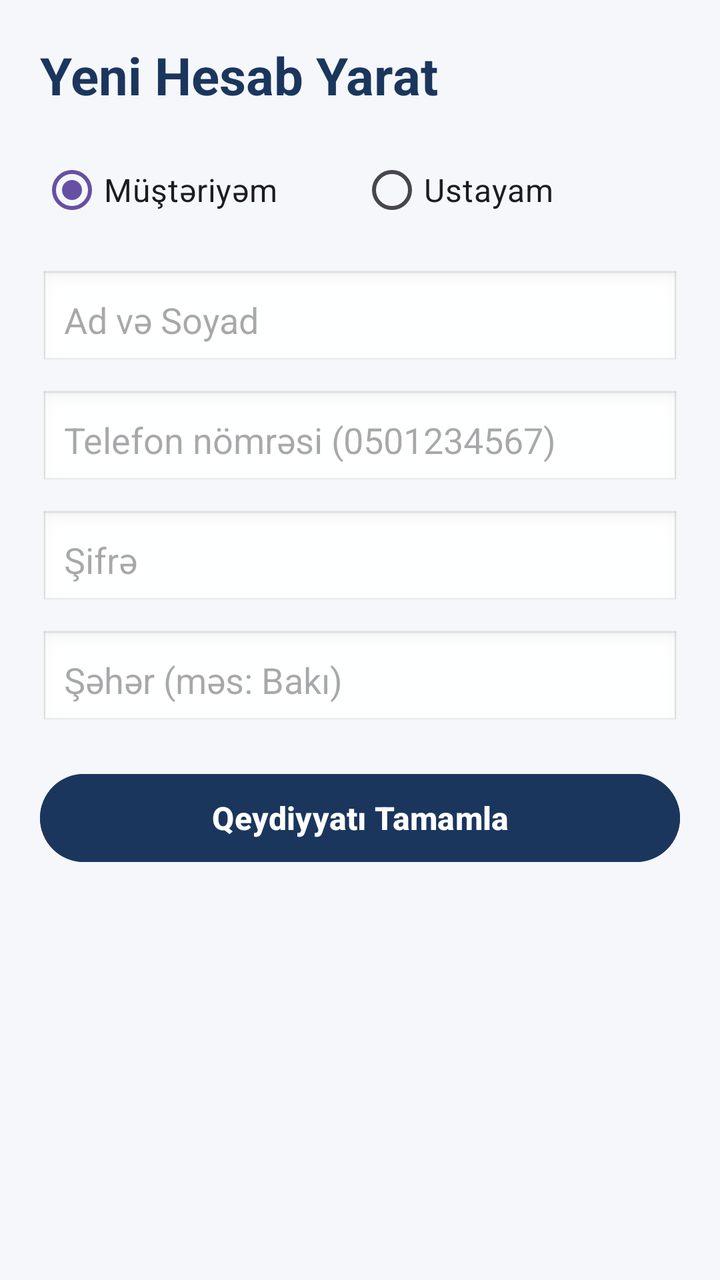
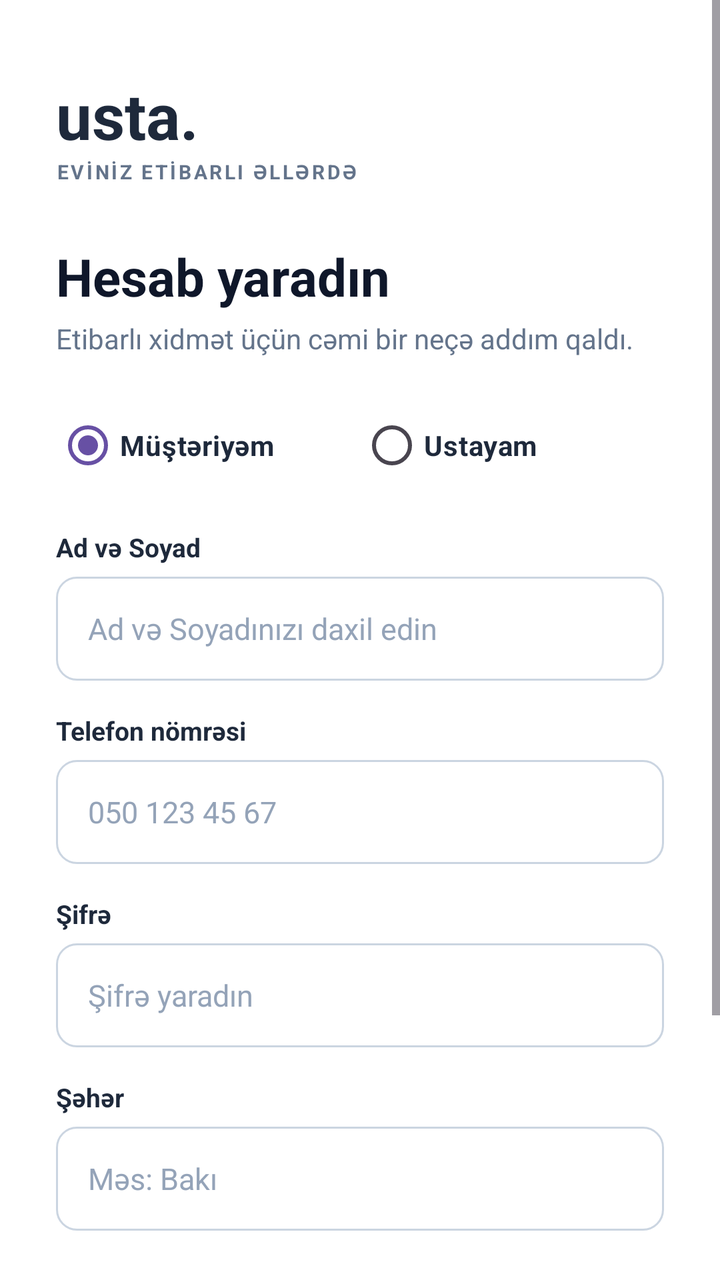

Before-and-after screenshots of an Android layout around one commit, followed by the original layout XML and the change that was made.
<!-- AndroidManifest.xml: application theme Theme.UstaMobile -->
<!-- res/layout/activity_register.xml -->
<?xml version="1.0" encoding="utf-8"?>
<ScrollView xmlns:android="http://schemas.android.com/apk/res/android"
    android:layout_width="match_parent"
    android:layout_height="match_parent"
    android:background="#F5F7FA"
    android:padding="20dp">

    <LinearLayout
        android:layout_width="match_parent"
        android:layout_height="wrap_content"
        android:orientation="vertical">

        <TextView
            android:layout_width="wrap_content"
            android:layout_height="wrap_content"
            android:text="Yeni Hesab Yarat"
            android:textSize="26sp"
            android:textStyle="bold"
            android:textColor="#1B365D"
            android:layout_marginBottom="16dp" />

        <RadioGroup
            android:id="@+id/rgRole"
            android:layout_width="match_parent"
            android:layout_height="wrap_content"
            android:orientation="horizontal"
            android:layout_marginBottom="16dp">

            <RadioButton
                android:id="@+id/rbCustomer"
                android:layout_width="0dp"
                android:layout_weight="1"
                android:layout_height="wrap_content"
                android:text="Müştəriyəm"
                android:checked="true"
                android:textSize="16sp" />

            <RadioButton
                android:id="@+id/rbMaster"
                android:layout_width="0dp"
                android:layout_weight="1"
                android:layout_height="wrap_content"
                android:text="Ustayam"
                android:textSize="16sp" />
        </RadioGroup>

        <EditText
            android:id="@+id/etRegFullName"
            android:layout_width="match_parent"
            android:layout_height="50dp"
            android:hint="Ad və Soyad"
            android:inputType="textPersonName"
            android:background="@android:drawable/edit_text"
            android:padding="12dp"
            android:layout_marginBottom="10dp" />

        <EditText
            android:id="@+id/etRegPhone"
            android:layout_width="match_parent"
            android:layout_height="50dp"
            android:hint="Telefon nömrəsi (0501234567)"
            android:inputType="phone"
            android:background="@android:drawable/edit_text"
            android:padding="12dp"
            android:layout_marginBottom="10dp" />

        <EditText
            android:id="@+id/etRegPassword"
            android:layout_width="match_parent"
            android:layout_height="50dp"
            android:hint="Şifrə"
            android:inputType="textPassword"
            android:background="@android:drawable/edit_text"
            android:padding="12dp"
            android:layout_marginBottom="10dp" />

        <EditText
            android:id="@+id/etRegCity"
            android:layout_width="match_parent"
            android:layout_height="50dp"
            android:hint="Şəhər (məs: Bakı)"
            android:inputType="text"
            android:background="@android:drawable/edit_text"
            android:padding="12dp"
            android:layout_marginBottom="10dp" />

        
        <LinearLayout
            android:id="@+id/layoutMasterFields"
            android:layout_width="match_parent"
            android:layout_height="wrap_content"
            android:orientation="vertical"
            android:visibility="gone">

            <Spinner
                android:id="@+id/spinnerCategory"
                android:layout_width="match_parent"
                android:layout_height="50dp"
                android:layout_marginBottom="10dp" />

            <EditText
                android:id="@+id/etRegExperience"
                android:layout_width="match_parent"
                android:layout_height="50dp"
                android:hint="Təcrübə (məs: 5 il)"
                android:inputType="number"
                android:background="@android:drawable/edit_text"
                android:padding="12dp"
                android:layout_marginBottom="10dp" />

            <EditText
                android:id="@+id/etRegAbout"
                android:layout_width="match_parent"
                android:layout_height="80dp"
                android:hint="Gördüyünüz işlər haqqında qısa məlumat"
                android:inputType="textMultiLine"
                android:gravity="top"
                android:background="@android:drawable/edit_text"
                android:padding="12dp"
                android:layout_marginBottom="10dp" />
        </LinearLayout>

        <Button
            android:id="@+id/btnRegister"
            android:layout_width="match_parent"
            android:layout_height="52dp"
            android:text="Qeydiyyatı Tamamla"
            android:textSize="16sp"
            android:textStyle="bold"
            android:backgroundTint="#1B365D"
            android:textColor="#FFFFFF"
            android:layout_marginTop="8dp" />

        <ProgressBar
            android:id="@+id/progressRegister"
            android:layout_width="wrap_content"
            android:layout_height="wrap_content"
            android:layout_gravity="center"
            android:visibility="gone"
            android:layout_marginTop="12dp" />

    </LinearLayout>
</ScrollView>
<!-- resources referenced by this layout -->
<resources>
  <style name="Theme.UstaMobile" parent="Base.Theme.UstaMobile" />
  <style name="Base.Theme.UstaMobile" parent="Theme.Material3.DayNight.NoActionBar">
          
          
      </style>
</resources>

<!-- the commit's change to res/layout/activity_register.xml (unified diff, before → after) -->
@@ -2,29 +2,57 @@
 <ScrollView xmlns:android="http://schemas.android.com/apk/res/android"
     android:layout_width="match_parent"
     android:layout_height="match_parent"
-    android:background="#F5F7FA"
-    android:padding="20dp">
+    android:background="#FFFFFF"
+    android:fillViewport="true">
 
     <LinearLayout
         android:layout_width="match_parent"
         android:layout_height="wrap_content"
-        android:orientation="vertical">
-
-        <TextView
-            android:layout_width="wrap_content"
-            android:layout_height="wrap_content"
-            android:text="Yeni Hesab Yarat"
+        android:orientation="vertical"
+        android:padding="28dp">
+
+        <TextView
+            android:layout_width="wrap_content"
+            android:layout_height="wrap_content"
+            android:text="usta."
+            android:textSize="32sp"
+            android:textStyle="bold"
+            android:textColor="#1E293B"
+            android:layout_marginTop="8dp" />
+
+        <TextView
+            android:layout_width="wrap_content"
+            android:layout_height="wrap_content"
+            android:text="EVİNİZ ETİBARLI ƏLLƏRDƏ"
+            android:textSize="10sp"
+            android:letterSpacing="0.12"
+            android:textStyle="bold"
+            android:textColor="#64748B"
+            android:layout_marginBottom="28dp" />
+
+        <TextView
+            android:layout_width="wrap_content"
+            android:layout_height="wrap_content"
+            android:text="Hesab yaradın"
             android:textSize="26sp"
             android:textStyle="bold"
-            android:textColor="#1B365D"
-            android:layout_marginBottom="16dp" />
+            android:textColor="#0F172A" />
+
+        <TextView
+            android:layout_width="wrap_content"
+            android:layout_height="wrap_content"
+            android:text="Etibarlı xidmət üçün cəmi bir neçə addım qaldı."
+            android:textSize="14sp"
+            android:textColor="#64748B"
+            android:layout_marginTop="4dp"
+            android:layout_marginBottom="20dp" />
 
         <RadioGroup
             android:id="@+id/rgRole"
             android:layout_width="match_parent"
             android:layout_height="wrap_content"
             android:orientation="horizontal"
-            android:layout_marginBottom="16dp">
+            android:layout_marginBottom="18dp">
 
             <RadioButton
                 android:id="@+id/rbCustomer"
@@ -32,8 +60,11 @@
                 android:layout_weight="1"
                 android:layout_height="wrap_content"
                 android:text="Müştəriyəm"
-                android:checked="true"
-                android:textSize="16sp" />
+                android:textSize="14sp"
+                android:textStyle="bold"
+                android:textColor="#1E293B"
+                android:buttonTint="#2D5A3C"
+                android:checked="true" />
 
             <RadioButton
                 android:id="@+id/rbMaster"
@@ -41,103 +72,210 @@
                 android:layout_weight="1"
                 android:layout_height="wrap_content"
                 android:text="Ustayam"
-                android:textSize="16sp" />
+                android:textSize="14sp"
+                android:textStyle="bold"
+                android:textColor="#1E293B"
+                android:buttonTint="#2D5A3C" />
         </RadioGroup>
 
+        <TextView
+            android:layout_width="wrap_content"
+            android:layout_height="wrap_content"
+            android:text="Ad və Soyad"
+            android:textSize="13sp"
+            android:textStyle="bold"
+            android:textColor="#1E293B"
+            android:layout_marginBottom="6dp" />
+
         <EditText
             android:id="@+id/etRegFullName"
             android:layout_width="match_parent"
-            android:layout_height="50dp"
-            android:hint="Ad və Soyad"
+            android:layout_height="52dp"
+            android:hint="Ad və Soyadınızı daxil edin"
             android:inputType="textPersonName"
-            android:background="@android:drawable/edit_text"
-            android:padding="12dp"
-            android:layout_marginBottom="10dp" />
+            android:textSize="15sp"
+            android:textColor="#0F172A"
+            android:textColorHint="#94A3B8"
+            android:background="@drawable/bg_input_rounded"
+            android:paddingHorizontal="16dp"
+            android:layout_marginBottom="16dp" />
+
+        <TextView
+            android:layout_width="wrap_content"
+            android:layout_height="wrap_content"
+            android:text="Telefon nömrəsi"
+            android:textSize="13sp"
+            android:textStyle="bold"
+            android:textColor="#1E293B"
+            android:layout_marginBottom="6dp" />
 
         <EditText
             android:id="@+id/etRegPhone"
             android:layout_width="match_parent"
-            android:layout_height="50dp"
-            android:hint="Telefon nömrəsi (0501234567)"
+            android:layout_height="52dp"
+            android:hint="050 123 45 67"
             android:inputType="phone"
-            android:background="@android:drawable/edit_text"
-            android:padding="12dp"
-            android:layout_marginBottom="10dp" />
+            android:textSize="15sp"
+            android:textColor="#0F172A"
+            android:textColorHint="#94A3B8"
+            android:background="@drawable/bg_input_rounded"
+            android:paddingHorizontal="16dp"
+            android:layout_marginBottom="16dp" />
+
+        <TextView
+            android:layout_width="wrap_content"
+            android:layout_height="wrap_content"
+            android:text="Şifrə"
+            android:textSize="13sp"
+            android:textStyle="bold"
+            android:textColor="#1E293B"
+            android:layout_marginBottom="6dp" />
 
         <EditText
             android:id="@+id/etRegPassword"
             android:layout_width="match_parent"
-            android:layout_height="50dp"
-            android:hint="Şifrə"
+            android:layout_height="52dp"
+            android:hint="Şifrə yaradın"
             android:inputType="textPassword"
-            android:background="@android:drawable/edit_text"
-            android:padding="12dp"
-            android:layout_marginBottom="10dp" />
+            android:textSize="15sp"
+            android:textColor="#0F172A"
+            android:textColorHint="#94A3B8"
+            android:background="@drawable/bg_input_rounded"
+            android:paddingHorizontal="16dp"
+            android:layout_marginBottom="16dp" />
+
+        <TextView
+            android:layout_width="wrap_content"
+            android:layout_height="wrap_content"
+            android:text="Şəhər"
+            android:textSize="13sp"
+            android:textStyle="bold"
+            android:textColor="#1E293B"
+            android:layout_marginBottom="6dp" />
 
         <EditText
             android:id="@+id/etRegCity"
             android:layout_width="match_parent"
-            android:layout_height="50dp"
-            android:hint="Şəhər (məs: Bakı)"
+            android:layout_height="52dp"
+            android:hint="Məs: Bakı"
             android:inputType="text"
-            android:background="@android:drawable/edit_text"
-            android:padding="12dp"
-            android:layout_marginBottom="10dp" />
-
-        
+            android:textSize="15sp"
+            android:textColor="#0F172A"
+            android:textColorHint="#94A3B8"
+            android:background="@drawable/bg_input_rounded"
+            android:paddingHorizontal="16dp"
+            android:layout_marginBottom="16dp" />
+
         <LinearLayout
             android:id="@+id/layoutMasterFields"
             android:layout_width="match_parent"
             android:layout_height="wrap_content"
             android:orientation="vertical"
             android:visibility="gone">
+
+            <TextView
+                android:layout_width="wrap_content"
+                android:layout_height="wrap_content"
+                android:text="İxtisas / Sahə"
+                android:textSize="13sp"
+                android:textStyle="bold"
+                android:textColor="#1E293B"
+                android:layout_marginBottom="6dp" />
 
             <Spinner
                 android:id="@+id/spinnerCategory"
                 android:layout_width="match_parent"
-                android:layout_height="50dp"
-                android:layout_marginBottom="10dp" />
+                android:layout_height="52dp"
+                android:background="@drawable/bg_input_rounded"
+                android:paddingHorizontal="12dp"
+                android:layout_marginBottom="16dp" />
+
+            <TextView
+                android:layout_width="wrap_content"
+                android:layout_height="wrap_content"
+                android:text="Təcrübə (il ilə)"
+                android:textSize="13sp"
+                android:textStyle="bold"
+                android:textColor="#1E293B"
+                android:layout_marginBottom="6dp" />
 
             <EditText
                 android:id="@+id/etRegExperience"
                 android:layout_width="match_parent"
-                android:layout_height="50dp"
-                android:hint="Təcrübə (məs: 5 il)"
+                android:layout_height="52dp"
+                android:hint="Məs: 5"
                 android:inputType="number"
-                android:background="@android:drawable/edit_text"
-                android:padding="12dp"
-                android:layout_marginBottom="10dp" />
+                android:textSize="15sp"
+                android:textColor="#0F172A"
+                android:textColorHint="#94A3B8"
+                android:background="@drawable/bg_input_rounded"
+                android:paddingHorizontal="16dp"
+                android:layout_marginBottom="16dp" />
+
+            <TextView
+                android:layout_width="wrap_content"
+                android:layout_height="wrap_content"
+                android:text="Haqqınızda"
+                android:textSize="13sp"
+                android:textStyle="bold"
+                android:textColor="#1E293B"
+                android:layout_marginBottom="6dp" />
 
             <EditText
                 android:id="@+id/etRegAbout"
                 android:layout_width="match_parent"
-                android:layout_height="80dp"
+                android:layout_height="88dp"
                 android:hint="Gördüyünüz işlər haqqında qısa məlumat"
+                android:gravity="top"
                 android:inputType="textMultiLine"
-                android:gravity="top"
-                android:background="@android:drawable/edit_text"
-                android:padding="12dp"
-                android:layout_marginBottom="10dp" />
+                android:textSize="15sp"
+                android:textColor="#0F172A"
+                android:textColorHint="#94A3B8"
+                android:background="@drawable/bg_input_rounded"
+                android:padding="14dp"
+                android:layout_marginBottom="16dp" />
         </LinearLayout>
+
+        <ProgressBar
+            android:id="@+id/progressRegister"
+            android:layout_width="wrap_content"
+            android:layout_height="wrap_content"
+            android:layout_gravity="center"
+            android:visibility="gone"
+            android:layout_marginBottom="12dp" />
 
         <Button
             android:id="@+id/btnRegister"
             android:layout_width="match_parent"
             android:layout_height="52dp"
-            android:text="Qeydiyyatı Tamamla"
+            android:text="Hesab yarat"
+            android:textAllCaps="false"
             android:textSize="16sp"
             android:textStyle="bold"
-            android:backgroundTint="#1B365D"
             android:textColor="#FFFFFF"
-            android:layout_marginTop="8dp" />
-
-        <ProgressBar
-            android:id="@+id/progressRegister"
+            android:backgroundTint="#2D5A3C"
+            android:layout_marginTop="6dp" />
+
+        <TextView
             android:layout_width="wrap_content"
             android:layout_height="wrap_content"
             android:layout_gravity="center"
-            android:visibility="gone"
-            android:layout_marginTop="12dp" />
+            android:text="Etibarlı kömək tapın və işlərinizi rahat həll edin."
+            android:textSize="12sp"
+            android:textColor="#94A3B8"
+            android:layout_marginTop="14dp" />
+
+        <TextView
+            android:id="@+id/tvBackToLogin"
+            android:layout_width="wrap_content"
+            android:layout_height="wrap_content"
+            android:layout_gravity="center"
+            android:text="Artıq hesabınız var? Daxil olun"
+            android:textSize="14sp"
+            android:textStyle="bold"
+            android:textColor="#2D5A3C"
+            android:padding="12dp"
+            android:layout_marginTop="16dp" />
 
     </LinearLayout>
 </ScrollView>
<!-- resource entries referenced after the edit -->
@@ -1,5 +1,12 @@
 <!-- resources referenced by this layout -->
 <resources>
+  <!-- drawable bg_input_rounded (drawable) -->
+  <?xml version="1.0" encoding="utf-8"?>
+  <shape xmlns:android="http://schemas.android.com/apk/res/android">
+      <solid android:color="#FFFFFF" />
+      <stroke android:width="1dp" android:color="#CBD5E1" />
+      <corners android:radius="10dp" />
+  </shape>
   <style name="Theme.UstaMobile" parent="Base.Theme.UstaMobile" />
   <style name="Base.Theme.UstaMobile" parent="Theme.Material3.DayNight.NoActionBar">
           
